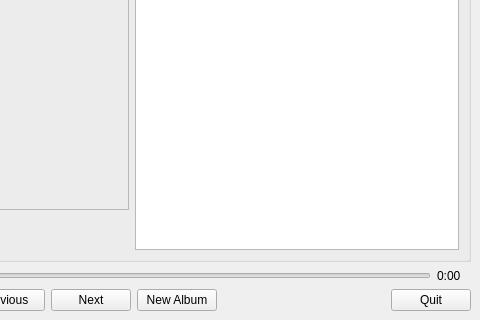
vanzin/folderme, file src/ui/main.ui: the form before one commit; both pictures show x 216 to 696 and y 197 to 517 of the 696 by 517 pixel window.
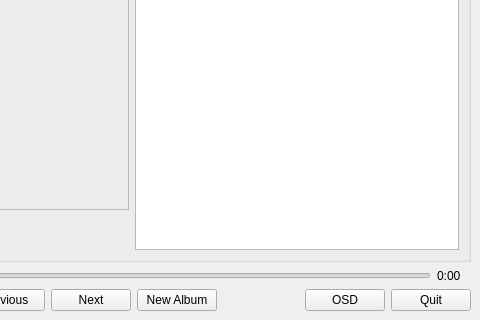
The form after the commit.

```diff
--- a/src/ui/main.ui
+++ b/src/ui/main.ui
@@ -187,6 +187,13 @@
         </property>
        </spacer>
       </item>
+      <item>
+       <widget class="QPushButton" name="osd">
+        <property name="text">
+         <string>OSD</string>
+        </property>
+       </widget>
+      </item>
       <item>
        <widget class="QPushButton" name="quit">
         <property name="focusPolicy">
```
